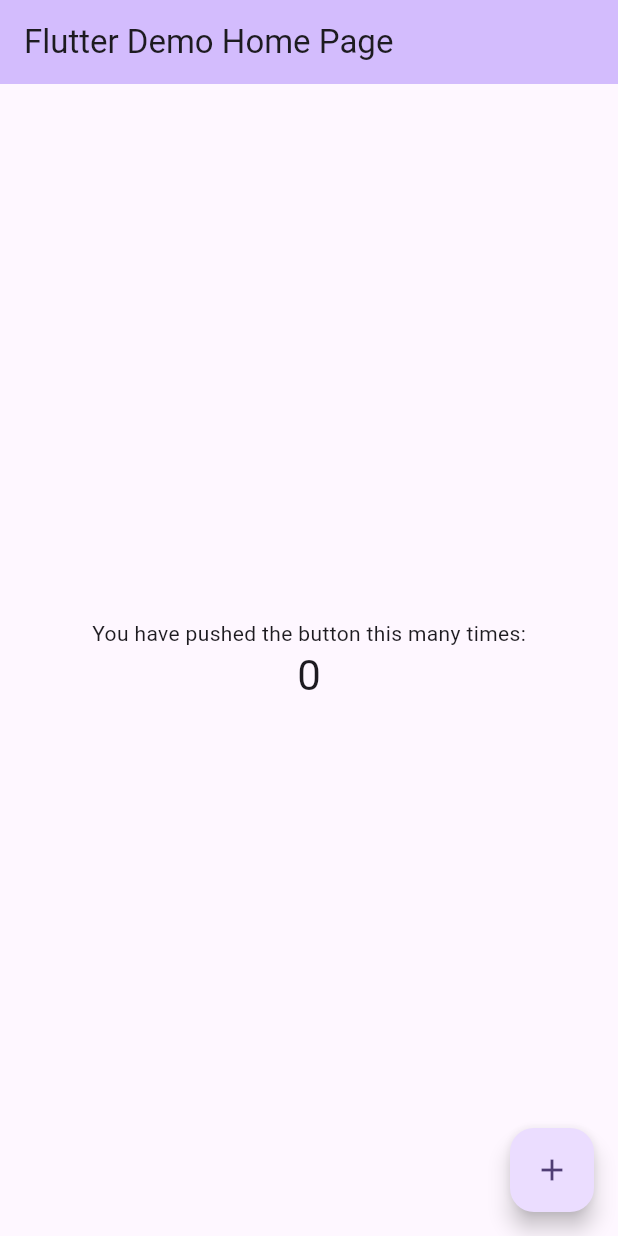
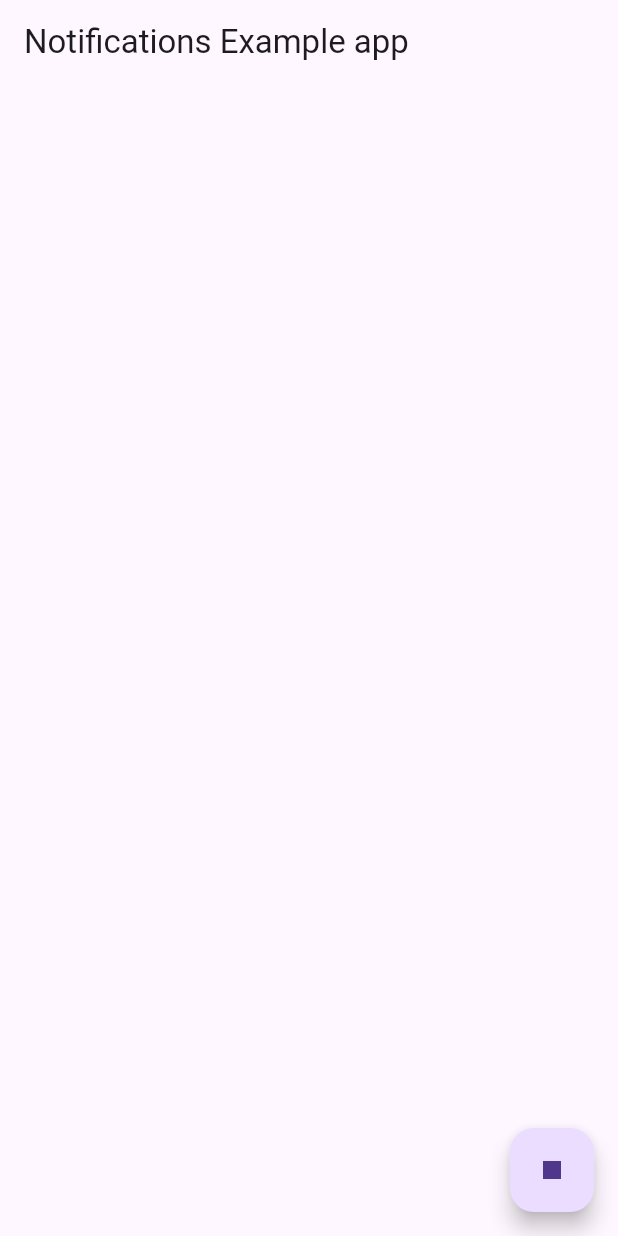
Before and after one commit to gokul704/notifyapp, a Flutter app: the screen it shows after launch, on a phone screen of 412 x 824 dp. Run offline on Flutter 3.47's test engine with Material 3 defaults, Android fonts, the phone set to English and light mode, and no system bars; missing offline and left inert: notifications.

Commit message:
Added notifications package

```diff
--- a/lib/main.dart
+++ b/lib/main.dart
@@ -1,4 +1,7 @@
+import 'dart:async';
+
 import 'package:flutter/material.dart';
+import 'package:notifications/notifications.dart';
 
 void main() {
   runApp(const MyApp());
@@ -31,7 +34,7 @@
         colorScheme: ColorScheme.fromSeed(seedColor: Colors.deepPurple),
         useMaterial3: true,
       ),
-      home: const MyHomePage(title: 'Flutter Demo Home Page'),
+      home: const MyHomePage(title: 'Noftification Storer'),
     );
   }
 }
@@ -56,6 +59,10 @@
 
 class _MyHomePageState extends State<MyHomePage> {
   int _counter = 0;
+  Notifications _notifications = Notifications();
+  late StreamSubscription<NotificationEvent> _subscription;
+  List<NotificationEvent> _log = [];
+  bool started = false;
 
   void _incrementCounter() {
     setState(() {
@@ -69,57 +76,67 @@
   }
 
   @override
+  void initState() {
+    // TODO: implement initState
+    super.initState();
+    initPlatformState();
+  }
+
+  Future<void> initPlatformState() async {
+    startListening();
+  }
+
+  void onData(NotificationEvent event) {
+    setState(() {
+      _log.add(event);
+    });
+    print(event.toString());
+  }
+
+  void example() {
+    Notifications().notificationStream!.listen((event) => print(event));
+  }
+
+  void startListening() {
+    _notifications = Notifications();
+    try {
+      _subscription = _notifications!.notificationStream!.listen(onData);
+      setState(() => started = true);
+    } on NotificationException catch (exception) {
+      print(exception);
+    }
+  }
+
+  void stopListening() {
+    _subscription?.cancel();
+    setState(() => started = false);
+  }
+
+  @override
   Widget build(BuildContext context) {
-    // This method is rerun every time setState is called, for instance as done
-    // by the _incrementCounter method above.
-    //
-    // The Flutter framework has been optimized to make rerunning build methods
-    // fast, so that you can just rebuild anything that needs updating rather
-    // than having to individually change instances of widgets.
-    return Scaffold(
-      appBar: AppBar(
-        // TRY THIS: Try changing the color here to a specific color (to
-        // Colors.amber, perhaps?) and trigger a hot reload to see the AppBar
-        // change color while the other colors stay the same.
-        backgroundColor: Theme.of(context).colorScheme.inversePrimary,
-        // Here we take the value from the MyHomePage object that was created by
-        // the App.build method, and use it to set our appbar title.
-        title: Text(widget.title),
-      ),
-      body: Center(
-        // Center is a layout widget. It takes a single child and positions it
-        // in the middle of the parent.
-        child: Column(
-          // Column is also a layout widget. It takes a list of children and
-          // arranges them vertically. By default, it sizes itself to fit its
-          // children horizontally, and tries to be as tall as its parent.
-          //
-          // Column has various properties to control how it sizes itself and
-          // how it positions its children. Here we use mainAxisAlignment to
-          // center the children vertically; the main axis here is the vertical
-          // axis because Columns are vertical (the cross axis would be
-          // horizontal).
-          //
-          // TRY THIS: Invoke "debug painting" (choose the "Toggle Debug Paint"
-          // action in the IDE, or press "p" in the console), to see the
-          // wireframe for each widget.
-          mainAxisAlignment: MainAxisAlignment.center,
-          children: <Widget>[
-            const Text(
-              'You have pushed the button this many times:',
-            ),
-            Text(
-              '$_counter',
-              style: Theme.of(context).textTheme.headlineMedium,
-            ),
-          ],
+    return new MaterialApp(
+      home: new Scaffold(
+        appBar: new AppBar(
+          title: const Text('Notifications Example app'),
+        ),
+        body: new Center(
+            child: new ListView.builder(
+                itemCount: _log.length,
+                reverse: true,
+                itemBuilder: (BuildContext context, int idx) {
+                  final entry = _log[idx];
+                  return ListTile(
+                      leading:
+                          Text(entry.timeStamp.toString().substring(0, 19)),
+                      trailing:
+                          Text(entry.packageName.toString().split('.').last));
+                })),
+        floatingActionButton: new FloatingActionButton(
+          onPressed: started ? stopListening : startListening,
+          tooltip: 'Start/Stop sensing',
+          child: started ? Icon(Icons.stop) : Icon(Icons.play_arrow),
         ),
       ),
-      floatingActionButton: FloatingActionButton(
-        onPressed: _incrementCounter,
-        tooltip: 'Increment',
-        child: const Icon(Icons.add),
-      ), // This trailing comma makes auto-formatting nicer for build methods.
     );
   }
 }
--- a/pubspec.yaml
+++ b/pubspec.yaml
@@ -35,6 +35,8 @@ dependencies:
   # The following adds the Cupertino Icons font to your application.
   # Use with the CupertinoIcons class for iOS style icons.
   cupertino_icons: ^1.0.6
+  notifications: ^3.0.0
+
 
 dev_dependencies:
   flutter_test:
```
Also changed, not shown: pubspec.lock, 1 other file.
